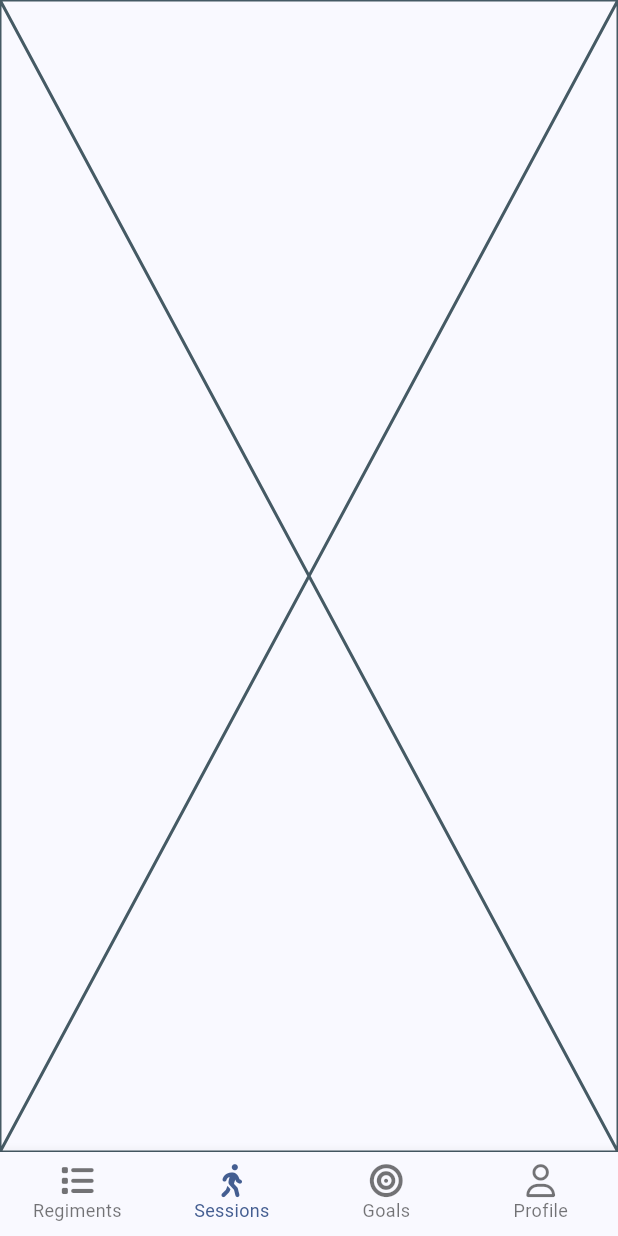
After one commit to squizziee/fitness-app, a Flutter app: the HomePage screen opened by its route, item 2 of the bottom bar chosen, on a phone screen of 412 x 824 dp. The commit adds this screen. Run offline on Flutter 3.47's test engine with Material 2 defaults, Android fonts, the phone set to English and light mode, and no system bars; our stand-ins replace firebase_auth, firebase_core, font_awesome_flutter, google_fonts; accounts and stored records are empty; network calls fail.

Commit message:
Basic homepage ready & add regiment routing ready

```diff
--- a/flutter_fitness_app/lib/main.dart
+++ b/flutter_fitness_app/lib/main.dart
@@ -30,7 +30,9 @@ class _MyAppState extends State<MyApp> {
       debugShowCheckedModeBanner: false,
       title: 'Home Page',
       theme: ThemeData(
-        colorScheme: ColorScheme.fromSeed(seedColor: Colors.deepOrange),
+        colorScheme: ColorScheme.fromSeed(seedColor: Colors.blueAccent),
+        buttonTheme:
+            ButtonThemeData(buttonColor: Theme.of(context).primaryColor),
         useMaterial3: true,
       ),
       home: const AuthWidgetTree(),
--- a/flutter_fitness_app/lib/models/goal.dart
+++ b/flutter_fitness_app/lib/models/goal.dart
@@ -1,3 +1,5 @@
+// ignore_for_file: unused_field
+
 class Goal {
   DateTime? _deadline;
   String? _exerciseUID;
--- a/flutter_fitness_app/lib/models/training_regiment.dart
+++ b/flutter_fitness_app/lib/models/training_regiment.dart
@@ -1,3 +1,5 @@
+// ignore_for_file: unused_field
+
 import 'package:flutter/material.dart';
 import 'training_types.dart';
 
--- a/flutter_fitness_app/lib/models/user.dart
+++ b/flutter_fitness_app/lib/models/user.dart
@@ -1,3 +1,5 @@
+// ignore_for_file: unused_field
+
 import 'package:flutter/material.dart';
 import 'package:flutter_fitness_app/models/goal.dart';
 import 'package:flutter_fitness_app/models/training_regiment.dart';
--- a/flutter_fitness_app/lib/route_generator.dart
+++ b/flutter_fitness_app/lib/route_generator.dart
@@ -1,9 +1,9 @@
 import 'package:flutter/material.dart';
-import 'package:flutter_fitness_app/views/authentication/home_page.dart';
+import 'package:flutter_fitness_app/views/homepage/home_page.dart';
 import 'package:flutter_fitness_app/views/authentication/login_page.dart';
 import 'package:flutter_fitness_app/views/authentication/register_page.dart';
-import 'package:flutter_fitness_app/views/first_use/set_name.dart';
-import 'package:flutter_fitness_app/views/first_use/set_type.dart';
+import 'package:flutter_fitness_app/views/regiment_creation/set_name.dart';
+import 'package:flutter_fitness_app/views/regiment_creation/set_type.dart';
 
 class RouteGenerator {
   static Route<dynamic> generateRoute(RouteSettings settings) {
--- a/flutter_fitness_app/lib/views/authentication/auth_widget_tree.dart
+++ b/flutter_fitness_app/lib/views/authentication/auth_widget_tree.dart
@@ -1,10 +1,8 @@
 import 'package:firebase_auth/firebase_auth.dart';
 import 'package:flutter/material.dart';
 import 'package:flutter_fitness_app/services/auth.dart';
-import 'package:flutter_fitness_app/views/authentication/login_page.dart';
 import 'package:flutter_fitness_app/views/authentication/register_page.dart';
-import 'package:flutter_fitness_app/views/first_use/set_name.dart';
-import 'package:flutter_fitness_app/views/authentication/home_page.dart';
+import 'package:flutter_fitness_app/views/homepage/home_page.dart';
 
 class AuthWidgetTree extends StatefulWidget {
   const AuthWidgetTree({super.key});
--- a/flutter_fitness_app/lib/views/authentication/home_page.dart
+++ b/flutter_fitness_app/lib/views/homepage/home_page.dart
@@ -1,5 +1,7 @@
 import 'package:flutter/material.dart';
 import 'package:firebase_auth/firebase_auth.dart';
+import 'package:flutter_fitness_app/views/homepage/regiment_tab.dart';
+import 'package:flutter_fitness_app/views/homepage/session_tab.dart';
 import 'package:font_awesome_flutter/font_awesome_flutter.dart';
 import '../../services/auth.dart';
 
@@ -13,6 +15,12 @@ class HomePage extends StatefulWidget {
 class _HomePageState extends State<HomePage> {
   final User? user = Auth().currentUser;
   int _selectedIndex = 0;
+  List<Widget> tabs = [
+    const RegimentTab(),
+    const SessionTab(),
+    const RegimentTab(),
+    const RegimentTab()
+  ];
 
   Future<void> signOut() async {
     await Auth().signOut();
@@ -26,6 +34,7 @@ class _HomePageState extends State<HomePage> {
     return ElevatedButton(
         onPressed: () async {
           await signOut();
+          // ignore: use_build_context_synchronously
           Navigator.of(context).pushNamed('/login');
         },
         child: const Text('Sign out'));
@@ -41,7 +50,10 @@ class _HomePageState extends State<HomePage> {
   Widget build(BuildContext context) {
     return Scaffold(
       bottomNavigationBar: BottomNavigationBar(
+        selectedFontSize: 12,
+        iconSize: 22,
         currentIndex: _selectedIndex,
+        type: BottomNavigationBarType.fixed,
         onTap: _onItemTapped,
         items: const <BottomNavigationBarItem>[
           BottomNavigationBarItem(
@@ -56,17 +68,16 @@ class _HomePageState extends State<HomePage> {
             icon: FaIcon(FontAwesomeIcons.bullseye),
             label: 'Goals',
           ),
+          BottomNavigationBarItem(
+            icon: FaIcon(FontAwesomeIcons.user),
+            label: 'Profile',
+          ),
         ],
       ),
       body: Container(
         height: double.infinity,
         width: double.infinity,
-        padding: const EdgeInsets.all(20.0),
-        child: Column(
-          crossAxisAlignment: CrossAxisAlignment.center,
-          mainAxisAlignment: MainAxisAlignment.center,
-          children: [_userUID(), _signOutButton()],
-        ),
+        child: tabs[_selectedIndex],
       ),
     );
   }
--- /dev/null
+++ b/flutter_fitness_app/lib/views/homepage/session_tab.dart
@@ -0,0 +1,15 @@
+import 'package:flutter/material.dart';
+
+class SessionTab extends StatefulWidget {
+  const SessionTab({super.key});
+
+  @override
+  State<SessionTab> createState() => _SessionTabState();
+}
+
+class _SessionTabState extends State<SessionTab> {
+  @override
+  Widget build(BuildContext context) {
+    return const Placeholder();
+  }
+}
--- a/flutter_fitness_app/lib/views/first_use/set_name.dart
+++ b/flutter_fitness_app/lib/views/regiment_creation/set_name.dart
@@ -2,9 +2,9 @@ import 'package:flutter/material.dart';
 import 'package:provider/provider.dart';
 
 import 'package:flutter_fitness_app/models/training_regiment.dart';
-import 'package:flutter_fitness_app/views/first_use/widgets/entry_field.dart';
-import 'package:flutter_fitness_app/views/first_use/widgets/title.dart';
-import 'package:flutter_fitness_app/views/first_use/widgets/submit_button.dart';
+import 'package:flutter_fitness_app/views/regiment_creation/widgets/entry_field.dart';
+import 'package:flutter_fitness_app/views/regiment_creation/widgets/title.dart';
+import 'package:flutter_fitness_app/views/regiment_creation/widgets/submit_button.dart';
 
 class SetNamePage extends StatefulWidget {
   const SetNamePage({super.key});
--- a/flutter_fitness_app/lib/views/first_use/set_type.dart
+++ b/flutter_fitness_app/lib/views/regiment_creation/set_type.dart
@@ -3,8 +3,8 @@ import 'package:flutter_fitness_app/models/training_types.dart';
 import 'package:provider/provider.dart';
 
 import 'package:flutter_fitness_app/models/training_regiment.dart';
-import 'package:flutter_fitness_app/views/first_use/widgets/title.dart';
-import 'package:flutter_fitness_app/views/first_use/widgets/submit_button.dart';
+import 'package:flutter_fitness_app/views/regiment_creation/widgets/title.dart';
+import 'package:flutter_fitness_app/views/regiment_creation/widgets/submit_button.dart';
 
 class SetTypePage extends StatefulWidget {
   const SetTypePage({super.key});
@@ -14,8 +14,6 @@ class SetTypePage extends StatefulWidget {
 }
 
 class _SetTypePageState extends State<SetTypePage> {
-  final TextEditingController _controller = TextEditingController();
-
   int _value = -1;
   List<TrainingType> trainingTypeOptions = [
     WeightTraining(),
```
Also changed, not shown: flutter_fitness_app/lib/views/homepage/regiment_tab.dart (added, +45 -0 lines), flutter_fitness_app/lib/views/regiment_creation/widgets/entry_field.dart (renamed from flutter_fitness_app/lib/views/first_use/widgets/entry_field.dart), flutter_fitness_app/lib/views/regiment_creation/widgets/submit_button.dart (renamed from flutter_fitness_app/lib/views/first_use/widgets/submit_button.dart), flutter_fitness_app/lib/views/regiment_creation/widgets/title.dart (renamed from flutter_fitness_app/lib/views/first_use/widgets/title.dart).
